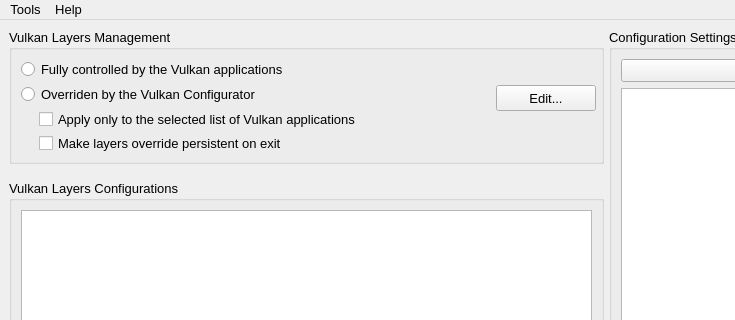
Qt form vkconfig/mainwindow.ui (LunarG/VulkanTools) before a commit; both pictures show x 0 to 735 and y 0 to 320 of the 1024 by 640 pixel window.
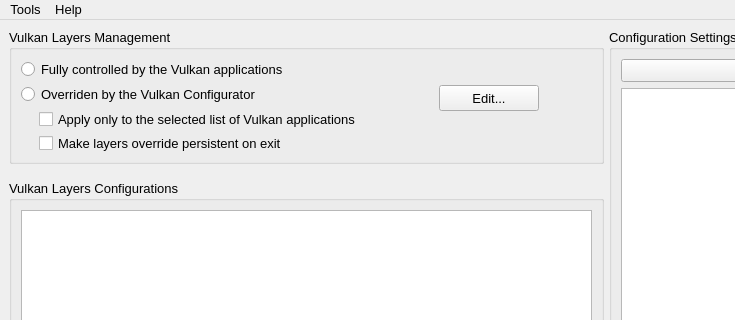
The same form after that commit. Icons and pictures are not drawn.

Commit message: vkconfig: Scaling regressions

What changed in the file:
```diff
--- a/vkconfig/mainwindow.ui
+++ b/vkconfig/mainwindow.ui
@@ -105,7 +105,7 @@
              <rect>
               <x>12</x>
               <y>56</y>
-              <width>469</width>
+              <width>391</width>
               <height>19</height>
              </rect>
             </property>
@@ -124,7 +124,7 @@
              <rect>
               <x>30</x>
               <y>81</y>
-              <width>469</width>
+              <width>391</width>
               <height>18</height>
              </rect>
             </property>
@@ -143,7 +143,7 @@
              <rect>
               <x>30</x>
               <y>105</y>
-              <width>469</width>
+              <width>371</width>
               <height>19</height>
              </rect>
             </property>
@@ -162,7 +162,7 @@
              <rect>
               <x>12</x>
               <y>31</y>
-              <width>469</width>
+              <width>351</width>
               <height>19</height>
              </rect>
             </property>
@@ -179,7 +179,7 @@
            <widget class="QPushButton" name="pushButtonAppList">
             <property name="geometry">
              <rect>
-              <x>487</x>
+              <x>430</x>
               <y>56</y>
               <width>100</width>
               <height>26</height>
```
Left out of the diff: 2 changed lines with no effect on the pictures. The commit also changes 1 other file.
